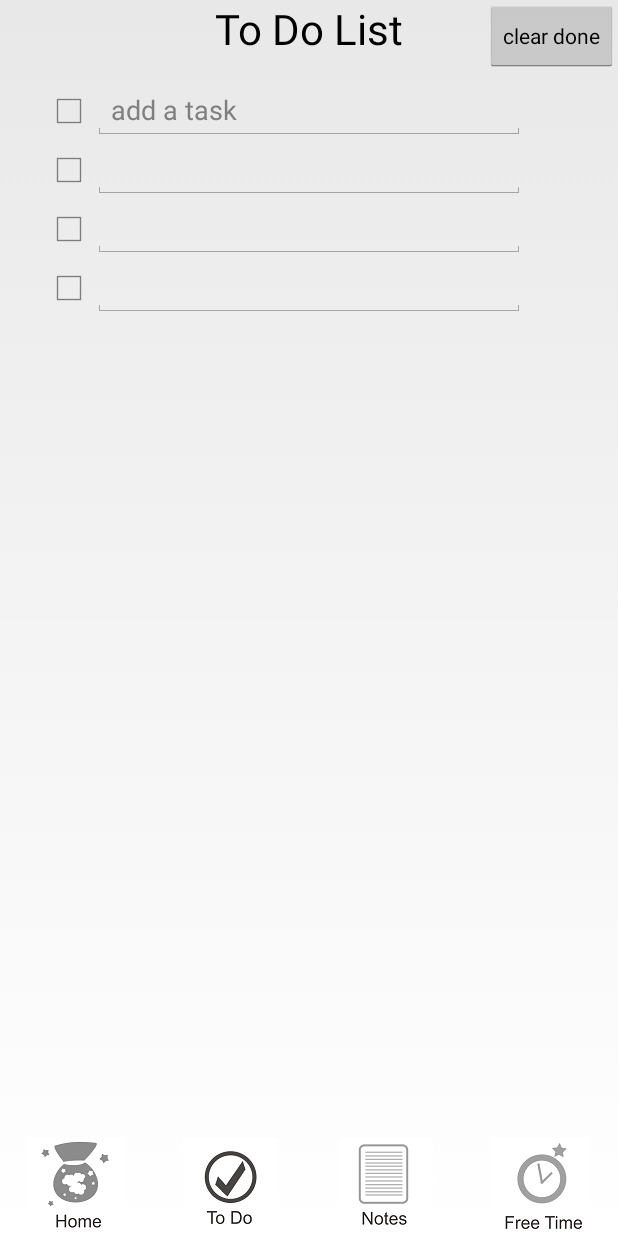
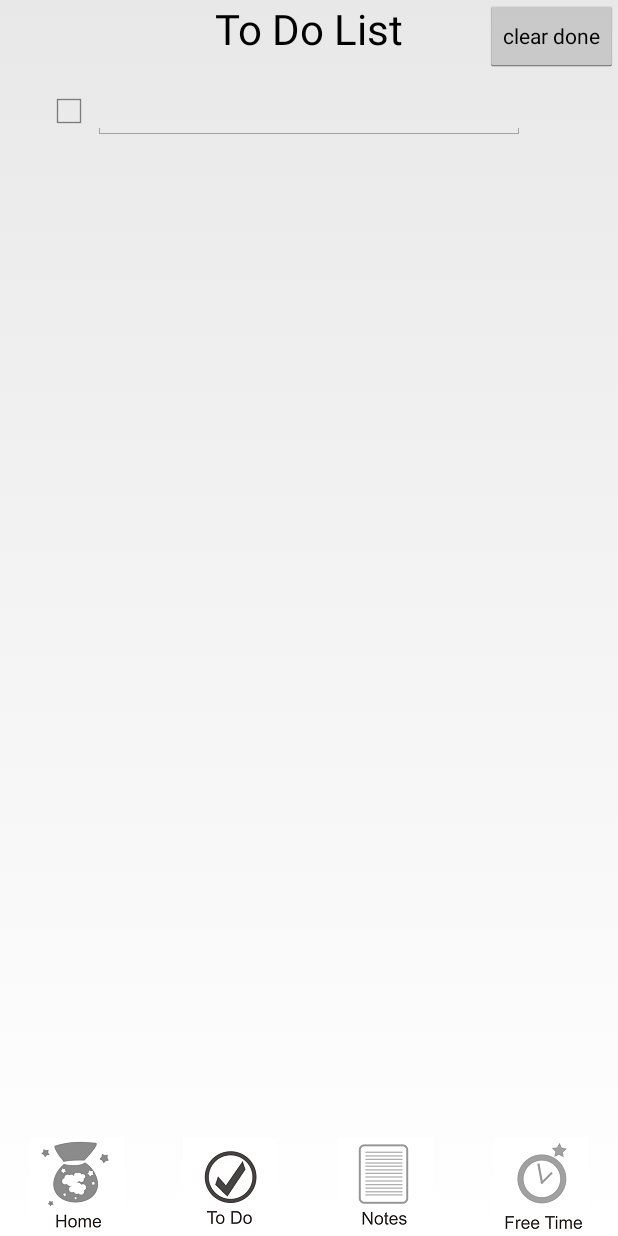
Before and after one commit to Bre-Works/DreamyFront-v02, an Android app: the ToDoList screen opened directly, with no data from a screen before it, after a tap on "clear done", on a phone screen of 412 x 824 dp. Run offline under Robolectric (Android 15) with nearby library versions, the phone set to English and light mode, and no system bars; 5 statements that could not run were skipped.

Commit message:
to do list - local db integration done
All tasks and their statuses are now saved into the local database when
the user leaves the to do list page and fetched back when resuming.

```diff
--- a/app/src/main/java/com/breworks/dreamy/ToDoList.java
+++ b/app/src/main/java/com/breworks/dreamy/ToDoList.java
@@ -20,9 +20,11 @@ import com.breworks.dreamy.tabpanel.MyTabHostProvider;
 import com.breworks.dreamy.tabpanel.TabHostProvider;
 import com.breworks.dreamy.tabpanel.TabView;
 
+import java.lang.reflect.Array;
 import java.util.ArrayList;
 import java.util.List;
 
+import com.orm.SugarRecord;
 
 /**
  * Created by Maha on 9/28/14.
@@ -31,11 +33,9 @@ import java.util.List;
 public class ToDoList extends Activity {
 
     ArrayList<CheckBox> checkBoxes = new ArrayList<CheckBox>();
+    ArrayList<EditText> textFields = new ArrayList<EditText>();
     Button btnClear;
-    TextView testText;
     TableLayout table;
-    CheckBox checkBox1;
-    EditText textField1;
     OnEditorActionListener taskEnter;
     Display display;
     Point screenSize;
@@ -52,9 +52,6 @@ public class ToDoList extends Activity {
 
         btnClear = (Button) findViewById(R.id.btnClear);
         table = (TableLayout) findViewById(R.id.tableTaskList);
-        textField1 = (EditText) findViewById(R.id.textField1);
-        checkBox1 = (CheckBox) findViewById(R.id.checkBox1);
-        checkBoxes.add(checkBox1);
 
         // Scaling
         display = getWindowManager().getDefaultDisplay();
@@ -62,24 +59,6 @@ public class ToDoList extends Activity {
         display.getSize(screenSize);
         screenWidth = screenSize.x;
         fieldWidth = (int) (screenWidth * 0.7);
-        textField1.getLayoutParams().width = fieldWidth;
-
-        fetchTasks();
-
-        View.OnClickListener oclBtnClear = new View.OnClickListener() {
-            @Override
-            public void onClick(View v) {
-                for (CheckBox i : checkBoxes) {
-                    if (i.isChecked()) {
-                        View row = (View) i.getParent();
-                        table.removeView(row);
-                    }
-                }
-                if (table.getChildCount() == 0) {
-                    createNewTaskField();
-                }
-            }
-        };
 
         taskEnter = new OnEditorActionListener() {
             public boolean onEditorAction(TextView v, int actionId, KeyEvent event) {
@@ -94,8 +73,39 @@ public class ToDoList extends Activity {
             }
         };
 
+        View.OnClickListener oclBtnClear = new View.OnClickListener() {
+            @Override
+            public void onClick(View v) {
+                ArrayList<CheckBox> newCB = new ArrayList<CheckBox>();
+                ArrayList<EditText> newTF = new ArrayList<EditText>();
+                for (int i = 0; i < checkBoxes.size(); i++) {
+                    CheckBox cb = checkBoxes.get(i);
+                    EditText tf = textFields.get(i);
+                    if (cb.isChecked()) {
+                        View row = (View) cb.getParent();
+                        table.removeView(row);
+                        //checkBoxes.remove(cb);
+                        //textFields.remove(i);
+                    } else {
+                        newCB.add(cb);
+                        newTF.add(tf);
+                    }
+                }
+                checkBoxes = newCB;
+                textFields = newTF;
+                createInitFieldIfNotExists();
+            }
+        };
+
         btnClear.setOnClickListener(oclBtnClear);
-        textField1.setOnEditorActionListener(taskEnter);
+    }
+
+    @Override
+    protected void onResume() {
+        super.onResume();
+        // Initial task filling
+        fetchTasks();
+        createInitFieldIfNotExists();
     }
 
     @Override
@@ -104,35 +114,11 @@ public class ToDoList extends Activity {
         saveTasks();
     }
 
-    @Override
-    protected void onResume() {
-        super.onResume();
-        fetchTasks();
-    }
-
-    @Override
-    protected void onStop() {
-        super.onStop();
-        saveTasks();
-    }
-
-    @Override
-    protected void onStart() {
-        super.onStart();
-        fetchTasks();
-    }
-
-    @Override
-    protected void onRestart() {
-        super.onRestart();
-        fetchTasks();
-    }
-
-    @Override
+    /*@Override
     protected void onDestroy() {
         super.onDestroy();
         saveTasks();
-    }
+    }*/
 
 
     /*
@@ -145,6 +131,7 @@ public class ToDoList extends Activity {
         checkbox.setLayoutParams(new TableRow.LayoutParams(1));
         setEditTextAttributes(textField);
         checkBoxes.add(checkbox);
+        textFields.add(textField);
         row.addView(checkbox);
         row.addView(textField);
         table.addView(row);
@@ -158,8 +145,10 @@ public class ToDoList extends Activity {
         EditText textField = new EditText(this);
         CheckBox checkbox = new CheckBox(this);
         checkbox.setLayoutParams(new TableRow.LayoutParams(1));
+        checkbox.setChecked(task.getStatus());
         setEditTextAttributes(textField);
         checkBoxes.add(checkbox);
+        textFields.add(textField);
         CharSequence text = task.getText();
         textField.setText(text);
         row.addView(checkbox);
@@ -174,23 +163,46 @@ public class ToDoList extends Activity {
         et.getLayoutParams().width = fieldWidth;
     }
 
+    /*
+    Creates a new initial text field if the task list is empty
+     */
+    protected void createInitFieldIfNotExists(){
+        if (table.getChildCount() == 0) {
+            TableRow row = new TableRow(this);
+            EditText textField = new EditText(this);
+            CheckBox checkbox = new CheckBox(this);
+            checkbox.setLayoutParams(new TableRow.LayoutParams(1));
+
+            textField.setOnEditorActionListener(taskEnter);
+            textField.setLayoutParams(new TableRow.LayoutParams(2));
+            textField.getLayoutParams().width = fieldWidth;
+            textField.setHint("add a task");
+
+            checkBoxes.add(checkbox);
+            textFields.add(textField);
+            row.addView(checkbox);
+            row.addView(textField);
+            table.addView(row);
+        }
+    }
+
     protected void fetchTasks() {
         List<Todo> todos = Todo.listAll(Todo.class);
         for (Todo todo : todos) {
             displayTask(todo);
         }
+        SugarRecord.deleteAll(Todo.class);
     }
 
     protected void saveTasks() {
-        ArrayList<EditText> taskList = new ArrayList<EditText>();
-        for (int i = 0; i < table.getChildCount(); i++) {
-            if (table.getChildAt(i) instanceof EditText)
-                taskList.add((EditText) table.getChildAt(i));
-        }
-        for (EditText et : taskList) {
-            Todo newTask = new Todo(et.getText().toString());
+        //SugarRecord.deleteAll(Todo.class);
+        for (int i = 0; i < textFields.size(); i++) {
+            CheckBox cb = checkBoxes.get(i);
+            EditText tf = textFields.get(i);
+            Todo newTask = new Todo(tf.getText().toString(), cb.isChecked());
             newTask.save();
         }
+        textFields.clear();
     }
 
 }
--- a/app/src/main/java/com/breworks/dreamy/model/Todo.java
+++ b/app/src/main/java/com/breworks/dreamy/model/Todo.java
@@ -20,6 +20,12 @@ public class Todo extends SugarRecord<Todo> {
     public Todo(String text) {
         this.todoText = text;
         this.todoStatus = false;
+        this.save();
+    }
+
+    public Todo(String text, Boolean status) {
+        this.todoText = text;
+        this.todoStatus = status;
         this.save();
     }
 
--- a/app/src/main/res/layout/todolist.xml
+++ b/app/src/main/res/layout/todolist.xml
@@ -45,32 +45,6 @@
             android:id="@+id/tableTaskList"
             android:layout_marginTop="@dimen/activity_horizontal_margin"
             android:layout_marginLeft="30dp">
-
-            <TableRow
-                android:layout_width="fill_parent"
-                android:layout_height="wrap_content"
-                android:id="@+id/rowTask">
-
-                <CheckBox
-                    android:layout_width="wrap_content"
-                    android:layout_height="wrap_content"
-                    android:id="@+id/checkBox1"
-                    android:layout_column="1"
-                    android:checked="false"/>
-
-                <EditText
-                    android:layout_width="fill_parent"
-                    android:layout_height="wrap_content"
-                    android:id="@+id/textField1"
-                    android:layout_column="2"
-                    android:hint="add a task"
-                    android:layout_below="@+id/textTitle"
-                    android:layout_alignLeft="@+id/textTitle" />
-
-
-            </TableRow>
-
-
         </TableLayout>
     </ScrollView>
 
```
